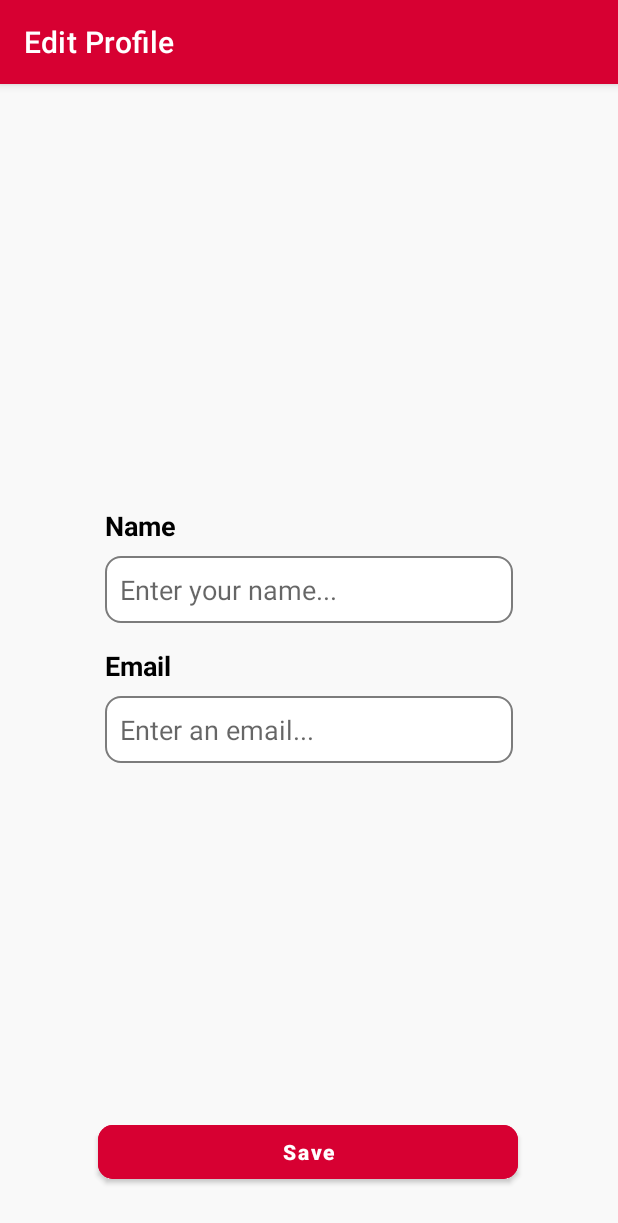
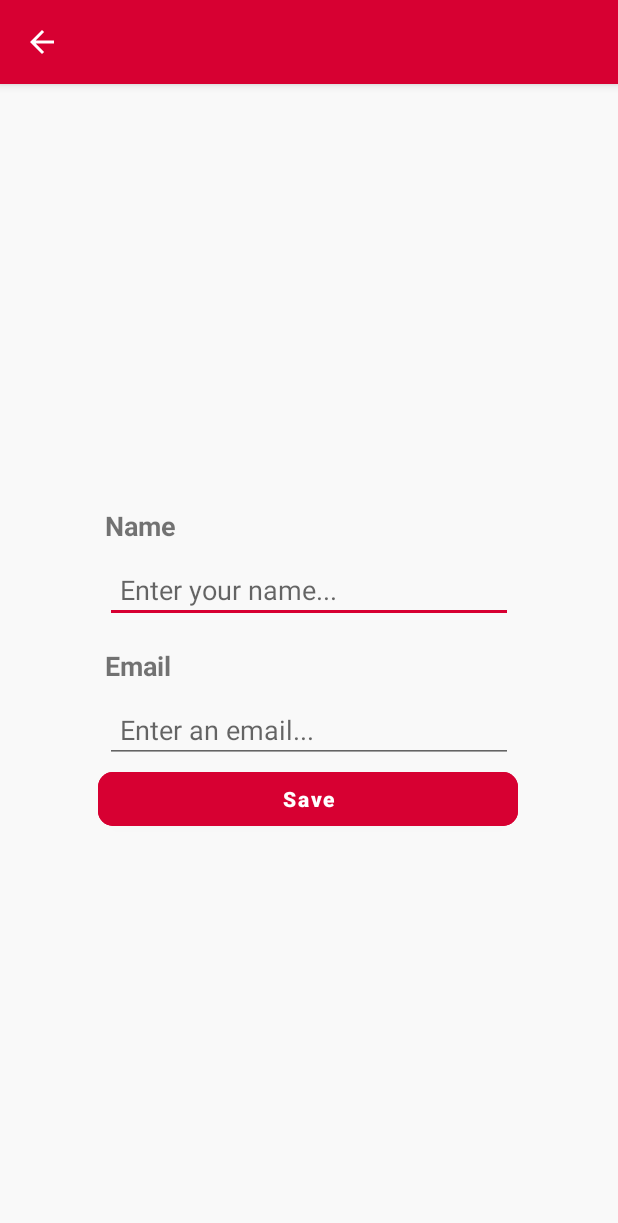
Before and after one commit to Zeventier/Penumonia-Detector, an Android app: the EditProfileActivity screen opened directly, with no data from a screen before it, on a phone screen of 412 x 824 dp. Shown: the top 1223 px of the screen. Run offline under Robolectric (Android 15) with nearby library versions, the phone set to English and light mode, and no system bars; our stand-ins replace CircleImageView, Firebase (no records; nobody signed in at launch, a user with empty details on screens opened directly); Roboto replaces fonts that are not available here.

Commit message:
Fix dark mode, fix scroll, menambahkan fungsi untuk mengedit profile (Belum termasuk merubah foto profil)

```diff
--- a/app/src/main/java/com/bangkit/pneumoniadetector/ui/detail/DetailActivity.kt
+++ b/app/src/main/java/com/bangkit/pneumoniadetector/ui/detail/DetailActivity.kt
@@ -8,5 +8,7 @@ class DetailActivity : AppCompatActivity() {
     override fun onCreate(savedInstanceState: Bundle?) {
         super.onCreate(savedInstanceState)
         setContentView(R.layout.activity_detail)
+
+        supportActionBar?.hide()
     }
 }
--- a/app/src/main/java/com/bangkit/pneumoniadetector/ui/landingpage/LandingPageActivity.kt
+++ b/app/src/main/java/com/bangkit/pneumoniadetector/ui/landingpage/LandingPageActivity.kt
@@ -19,6 +19,8 @@ class LandingPageActivity : AppCompatActivity() {
 
         binding = ActivityLandingPageBinding.inflate(layoutInflater)
         setContentView(binding.root)
+
+        supportActionBar?.hide()
 
         setupAction()
     }
--- a/app/src/main/java/com/bangkit/pneumoniadetector/ui/login/LoginActivity.kt
+++ b/app/src/main/java/com/bangkit/pneumoniadetector/ui/login/LoginActivity.kt
@@ -22,6 +22,8 @@ class LoginActivity : AppCompatActivity() {
 
         binding = ActivityLoginBinding.inflate(layoutInflater)
         setContentView(binding.root)
+
+        supportActionBar?.hide()
 
         // Initialize Firebase Auth
         auth = Firebase.auth
--- a/app/src/main/java/com/bangkit/pneumoniadetector/ui/profile/EditProfileActivity.kt
+++ b/app/src/main/java/com/bangkit/pneumoniadetector/ui/profile/EditProfileActivity.kt
@@ -1,12 +1,94 @@
 package com.bangkit.pneumoniadetector.ui.profile
 
+import android.content.Intent
+import android.graphics.Color
+import android.graphics.drawable.ColorDrawable
 import androidx.appcompat.app.AppCompatActivity
 import android.os.Bundle
+import android.util.Log
+import android.view.Menu
+import android.view.MenuItem
+import android.widget.Toast
 import com.bangkit.pneumoniadetector.R
+import com.bangkit.pneumoniadetector.databinding.ActivityEditProfileBinding
+import com.bangkit.pneumoniadetector.databinding.ActivityMainBinding
+import com.bangkit.pneumoniadetector.ui.MainActivity
+import com.bangkit.pneumoniadetector.ui.login.LoginActivity
+import com.bangkit.pneumoniadetector.ui.register.RegisterActivity
+import com.google.firebase.auth.ktx.auth
+import com.google.firebase.auth.ktx.userProfileChangeRequest
+import com.google.firebase.ktx.Firebase
 
 class EditProfileActivity : AppCompatActivity() {
+
+    private lateinit var binding: ActivityEditProfileBinding
+
     override fun onCreate(savedInstanceState: Bundle?) {
         super.onCreate(savedInstanceState)
-        setContentView(R.layout.activity_edit_profile)
+
+        binding = ActivityEditProfileBinding.inflate(layoutInflater)
+        setContentView(binding.root)
+
+        val actionBar = supportActionBar
+        actionBar?.setDisplayHomeAsUpEnabled(true)
+        actionBar?.title = null
+        //actionBar?.setBackgroundDrawable(ColorDrawable(Color.TRANSPARENT))
+
+        setupAction()
+    }
+
+    private fun setupAction() {
+        val user = Firebase.auth.currentUser
+        binding.etName.setText(user?.displayName.toString())
+        binding.etEmail.setText(user?.email.toString())
+
+        binding.btnSave.setOnClickListener {
+            val name = binding.etName.text.toString()
+            val email = binding.etEmail.text.toString()
+            when {
+                name.isEmpty() -> {
+                    binding.etName.error = "Masukkan nama"
+                }
+                email.isEmpty() -> {
+                    binding.etEmail.error = "Masukkan email"
+                }
+                else -> {
+                    val profileUpdates = userProfileChangeRequest {
+                        displayName = name
+                    }
+
+                    user!!.updateProfile(profileUpdates)
+                        .addOnCompleteListener { task ->
+                            if (task.isSuccessful) {
+                                Log.d(TAG, "User profile updated.")
+                                user.updateEmail(email)
+                                    .addOnCompleteListener { task ->
+                                        if (task.isSuccessful) {
+                                            Log.d(TAG, "User email address updated.")
+                                            val intent = Intent(this, MainActivity::class.java)
+                                            startActivity(intent)
+                                            finish()
+                                        }
+                                    }
+                            }
+                        }
+                }
+            }
+        }
+    }
+
+    override fun onOptionsItemSelected(item: MenuItem): Boolean {
+        when (item.itemId) {
+            android.R.id.home -> {
+                finish()
+                return true
+            }
+        }
+
+        return super.onOptionsItemSelected(item)
+    }
+
+    companion object {
+        private const val TAG = "EditProfileActivity"
     }
 }
--- a/app/src/main/java/com/bangkit/pneumoniadetector/ui/register/RegisterActivity.kt
+++ b/app/src/main/java/com/bangkit/pneumoniadetector/ui/register/RegisterActivity.kt
@@ -23,6 +23,8 @@ class RegisterActivity : AppCompatActivity() {
 
         binding = ActivityRegisterBinding.inflate(layoutInflater)
         setContentView(binding.root)
+
+        supportActionBar?.hide()
 
         // Initialize Firebase Auth
         auth = Firebase.auth
--- a/app/src/main/res/layout/activity_edit_profile.xml
+++ b/app/src/main/res/layout/activity_edit_profile.xml
@@ -1,10 +1,14 @@
 <?xml version="1.0" encoding="utf-8"?>
-<androidx.constraintlayout.widget.ConstraintLayout xmlns:android="http://schemas.android.com/apk/res/android"
+<ScrollView xmlns:android="http://schemas.android.com/apk/res/android"
     xmlns:app="http://schemas.android.com/apk/res-auto"
     xmlns:tools="http://schemas.android.com/tools"
     android:layout_width="match_parent"
     android:layout_height="match_parent"
     tools:context=".ui.profile.EditProfileActivity">
+
+    <androidx.constraintlayout.widget.ConstraintLayout
+        android:layout_width="match_parent"
+        android:layout_height="match_parent">
 
         <com.google.android.material.button.MaterialButton
             android:id="@+id/btn_save"
@@ -31,7 +35,6 @@
             android:layout_marginTop="24dp"
             android:layout_marginEnd="70dp"
             android:text="Name"
-        android:textColor="@color/black"
             android:textSize="18sp"
             android:textStyle="bold"
             app:layout_constraintEnd_toEndOf="parent"
@@ -45,7 +48,6 @@
             android:layout_height="wrap_content"
             android:layout_marginTop="8dp"
             android:layout_marginEnd="70dp"
-        android:background="@drawable/edit_text_background"
             android:hint="Enter your name..."
             android:padding="10dp"
             app:layout_constraintEnd_toEndOf="parent"
@@ -60,7 +62,6 @@
             android:layout_marginTop="16dp"
             android:layout_marginEnd="70dp"
             android:text="Email"
-        android:textColor="@color/black"
             android:textSize="18sp"
             android:textStyle="bold"
             app:layout_constraintEnd_toEndOf="parent"
@@ -74,7 +75,6 @@
             android:layout_height="wrap_content"
             android:layout_marginTop="8dp"
             android:layout_marginEnd="70dp"
-        android:background="@drawable/edit_text_background"
             android:hint="Enter an email..."
             android:padding="10dp"
             app:layout_constraintEnd_toEndOf="parent"
@@ -105,3 +105,5 @@
             tools:src="@drawable/photo_button" />
 
     </androidx.constraintlayout.widget.ConstraintLayout>
+
+</ScrollView>
--- a/app/src/main/res/layout/item_row_history.xml
+++ b/app/src/main/res/layout/item_row_history.xml
@@ -40,7 +40,6 @@
             android:layout_marginEnd="8dp"
             android:layout_toEndOf="@id/imageView_itemImage"
             android:fontFamily="@font/montserrat_medium"
-            android:textColor="@color/black"
             android:textSize="14sp"
             android:textStyle="normal"
             card_view:layout_constraintBottom_toBottomOf="@+id/imageView_itemImage"
@@ -60,7 +59,6 @@
             android:layout_marginEnd="8dp"
             android:layout_toEndOf="@id/imageView_itemImage"
             android:fontFamily="@font/montserrat_medium"
-            android:textColor="@color/black"
             android:textSize="14sp"
             android:textStyle="normal"
             card_view:layout_constraintEnd_toEndOf="parent"
@@ -78,7 +76,6 @@
             android:layout_marginEnd="8dp"
             android:layout_toEndOf="@id/imageView_itemImage"
             android:fontFamily="@font/montserrat_medium"
-            android:textColor="@color/black"
             android:textSize="14sp"
             android:textStyle="normal"
             card_view:layout_constraintEnd_toEndOf="parent"
@@ -96,7 +93,6 @@
             android:layout_marginEnd="8dp"
             android:layout_toEndOf="@id/imageView_itemImage"
             android:fontFamily="@font/montserrat_medium"
-            android:textColor="@color/black"
             android:textSize="14sp"
             android:textStyle="normal"
             card_view:layout_constraintEnd_toEndOf="parent"
--- a/app/src/main/res/values-night/themes.xml
+++ b/app/src/main/res/values-night/themes.xml
@@ -2,12 +2,12 @@
     <!-- Base application theme. -->
     <style name="Theme.PneumoniaDetector" parent="Theme.MaterialComponents.DayNight.DarkActionBar">
         <!-- Primary brand color. -->
-        <item name="colorPrimary">@color/purple_200</item>
-        <item name="colorPrimaryVariant">@color/purple_700</item>
-        <item name="colorOnPrimary">@color/black</item>
+        <item name="colorPrimary">#D70032</item>
+        <item name="colorPrimaryVariant">#880505</item>
+        <item name="colorOnPrimary">@color/white</item>
         <!-- Secondary brand color. -->
-        <item name="colorSecondary">@color/teal_200</item>
-        <item name="colorSecondaryVariant">@color/teal_200</item>
+        <item name="colorSecondary">#D70032</item>
+        <item name="colorSecondaryVariant">#880505</item>
         <item name="colorOnSecondary">@color/black</item>
         <!-- Status bar color. -->
         <item name="android:statusBarColor" tools:targetApi="l">?attr/colorPrimaryVariant</item>
```
Also changed, not shown: app/src/main/res/layout/activity_detail.xml (+7 -9 lines), app/src/main/res/layout/activity_edit_detail.xml (+7 -8 lines), app/src/main/res/layout/activity_landing_page.xml (+29 -25 lines), app/src/main/res/layout/activity_login.xml (+23 -25 lines), app/src/main/res/layout/activity_register.xml (+26 -29 lines), app/src/main/res/layout/fragment_home.xml (+3 -8 lines), app/src/main/res/layout/fragment_profile.xml (+3 -5 lines). Lines whose indentation alone changed are shown as unchanged.
